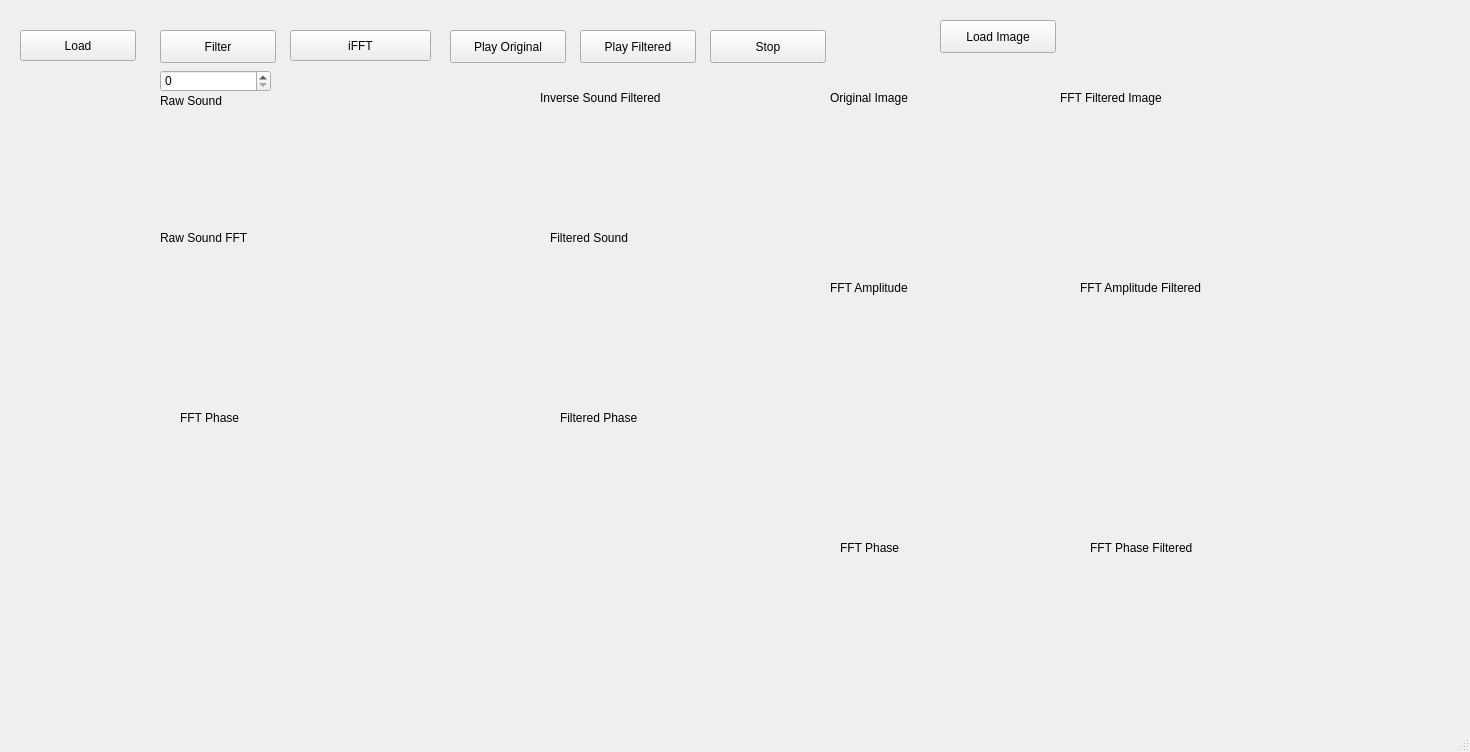
Qt form mainwindow.ui (IZAK95/FFT-Sound-and-Image) before a commit.
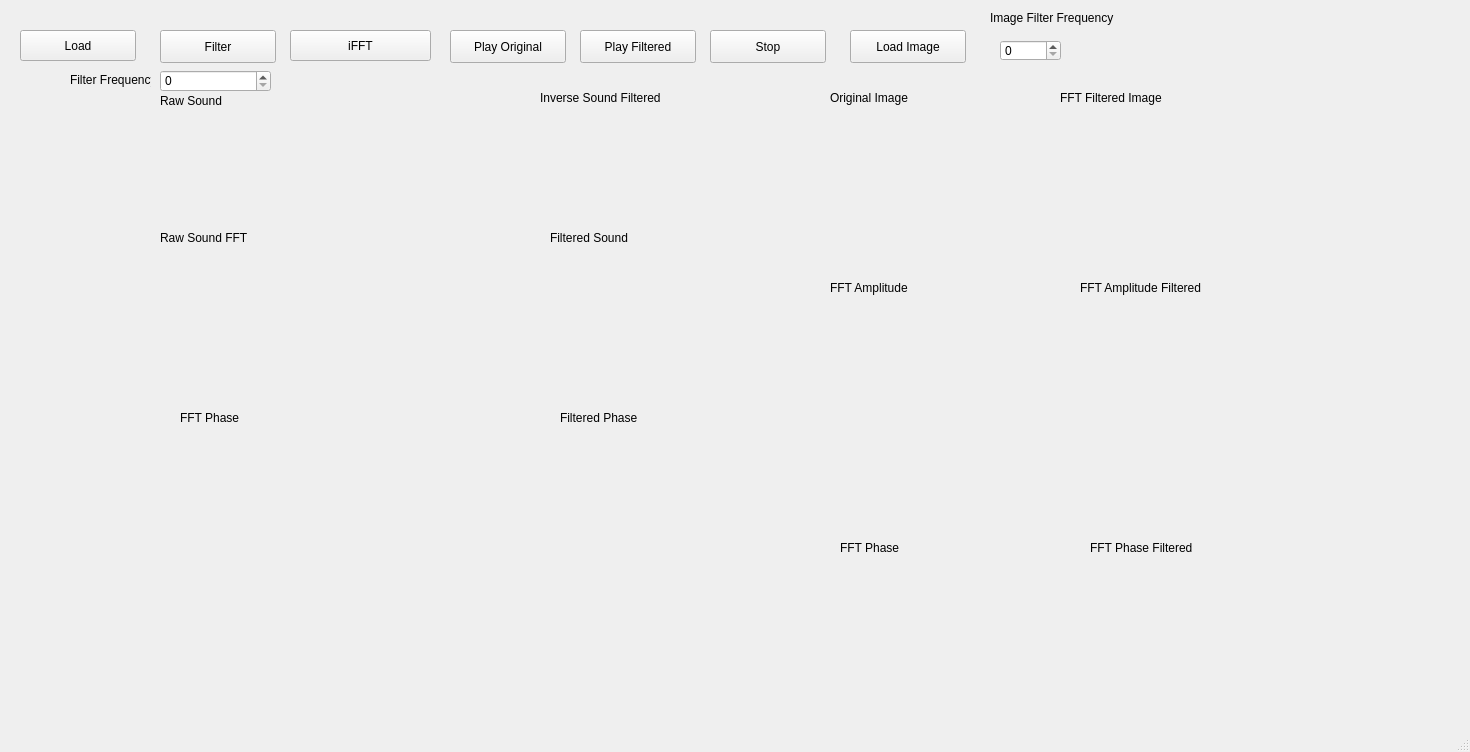
The same form after that commit. Custom widgets are drawn as their Qt base class.

Patch:
```diff
--- a/mainwindow.ui
+++ b/mainwindow.ui
@@ -129,8 +129,8 @@
    <widget class="QPushButton" name="load_image">
     <property name="geometry">
      <rect>
-      <x>940</x>
-      <y>20</y>
+      <x>850</x>
+      <y>30</y>
       <width>116</width>
       <height>33</height>
      </rect>
@@ -415,6 +415,42 @@
      <string>Stop</string>
     </property>
    </widget>
+   <widget class="QLabel" name="label_13">
+    <property name="geometry">
+     <rect>
+      <x>70</x>
+      <y>70</y>
+      <width>81</width>
+      <height>20</height>
+     </rect>
+    </property>
+    <property name="text">
+     <string>Filter Frequency</string>
+    </property>
+   </widget>
+   <widget class="QSpinBox" name="imageFilter">
+    <property name="geometry">
+     <rect>
+      <x>1000</x>
+      <y>40</y>
+      <width>61</width>
+      <height>21</height>
+     </rect>
+    </property>
+   </widget>
+   <widget class="QLabel" name="label_14">
+    <property name="geometry">
+     <rect>
+      <x>990</x>
+      <y>10</y>
+      <width>131</width>
+      <height>16</height>
+     </rect>
+    </property>
+    <property name="text">
+     <string>Image Filter Frequency</string>
+    </property>
+   </widget>
   </widget>
   <widget class="QStatusBar" name="statusbar"/>
  </widget>
```
Left out of the diff: 2 changed lines with no effect on the pictures.
